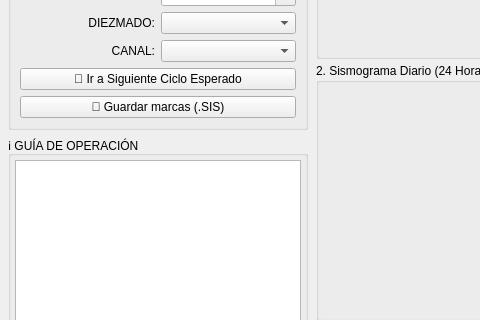
The window that src/ui/caudales.ui (RedSismicaAustro/rsa_sismologia) describes before a commit, drawn with Qt 5; both pictures show x 0 to 480 and y 207 to 527 of the 1280 by 820 pixel window.
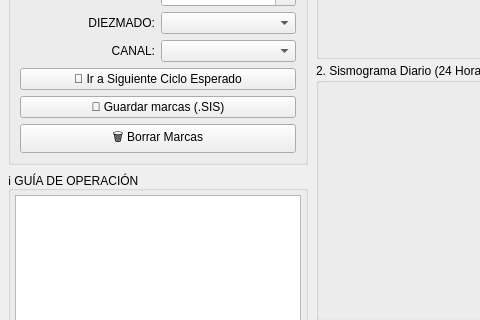
The same window after the commit.

```diff
--- a/src/ui/caudales.ui
+++ b/src/ui/caudales.ui
@@ -214,6 +214,16 @@
             </property>
            </widget>
           </item>
+          <item row="5" column="0" colspan="2">
+           <widget class="QPushButton" name="boton_borrar_marcas">
+            <property name="toolTip">
+             <string>Borra las marcas temporales del zoom o elimina la medición registrada con confirmación de seguridad</string>
+            </property>
+            <property name="text">
+             <string>🗑️ Borrar Marcas</string>
+            </property>
+           </widget>
+          </item>
          </layout>
         </widget>
        </item>
```
